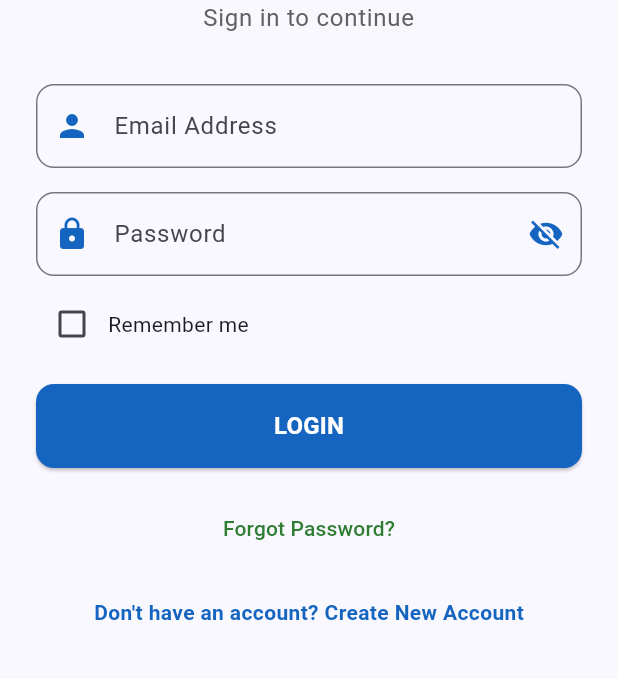
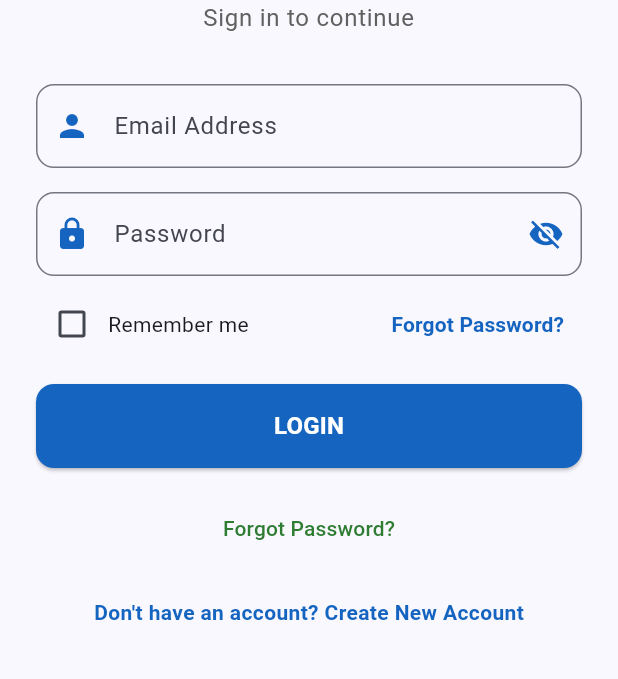
Before and after one commit to yvpdevelopments9232-cpu/dairymanage, a Flutter app: the screen it shows after launch, on a phone screen of 412 x 824 dp, the part 420-1099 px from its top. Run offline on Flutter 3.47's test engine with Material 3 defaults, Android fonts, the phone set to English and light mode, and no system bars; our stand-ins replace connectivity_plus, file_picker, flutter_riverpod, image_picker, pdf, printing and 5 more; accounts and stored records are empty.

Commit message:
Bump version to 1.0.2+3 and place Forgot Password in Remember me row for immediate mobile visibility

```diff
--- a/lib/screens/login_screen.dart
+++ b/lib/screens/login_screen.dart
@@ -205,7 +205,7 @@ class _LoginScreenState extends ConsumerState<LoginScreen> {
                   ),
                   const SizedBox(height: 8),
 
-                  // Remember Me Row
+                  // Remember Me & Forgot Password Row
                   if (_isLogin)
                     Row(
                       mainAxisAlignment: MainAxisAlignment.spaceBetween,
@@ -223,6 +223,21 @@ class _LoginScreenState extends ConsumerState<LoginScreen> {
                             ),
                             const Text('Remember me'),
                           ],
+                        ),
+                        TextButton(
+                          onPressed: () {
+                            Navigator.push(
+                              context,
+                              MaterialPageRoute(builder: (context) => const ForgotPasswordScreen()),
+                            );
+                          },
+                          child: Text(
+                            'Forgot Password?',
+                            style: TextStyle(
+                              color: primaryColor,
+                              fontWeight: FontWeight.bold,
+                            ),
+                          ),
                         ),
                       ],
                     ),
--- a/pubspec.yaml
+++ b/pubspec.yaml
@@ -2,7 +2,7 @@ name: dairy_management
 description: "A new Flutter project."
 publish_to: 'none'
 
-version: 1.0.0+1
+version: 1.0.2+3
 
 environment:
   sdk: ^3.13.1
```
